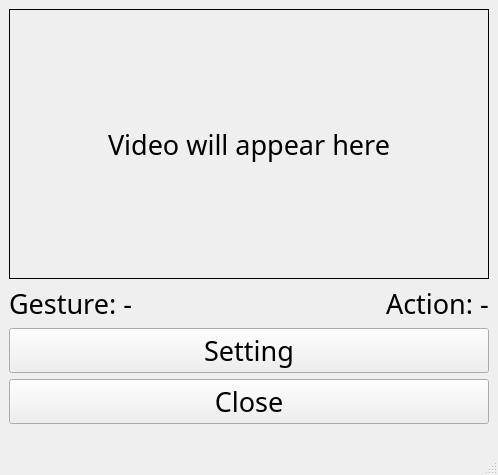
Old version of the form pose.ui in the repository taisuke55/CSCI4250_GroupProject.
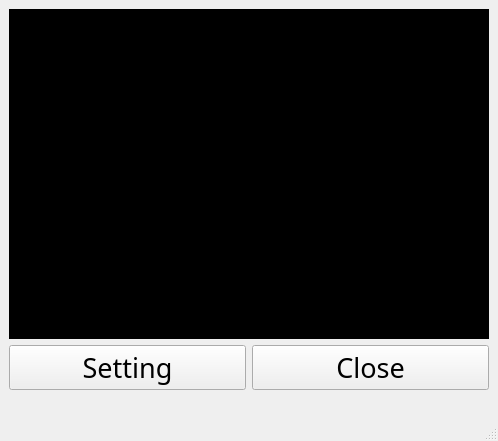
New version of the form.

Commit message: add key setting

What changed in the file:
```diff
--- a/pose.ui
+++ b/pose.ui
@@ -10,12 +10,6 @@
     <height>441</height>
    </rect>
   </property>
-  <property name="maximumSize">
-   <size>
-    <width>6400</width>
-    <height>3200</height>
-   </size>
-  </property>
   <property name="font">
    <font>
     <family>HP Simplified</family>
@@ -31,77 +25,44 @@
    <locale language="English" country="UnitedStates"/>
   </property>
   <widget class="QWidget" name="centralwidget">
-   <layout class="QVBoxLayout" name="verticalLayout" stretch="1,0,0,0">
+   <layout class="QVBoxLayout" name="verticalLayout">
     <item>
      <widget class="QLabel" name="videoLabel">
       <property name="minimumSize">
        <size>
-        <width>480</width>
-        <height>270</height>
+        <width>0</width>
+        <height>0</height>
        </size>
       </property>
-      <property name="maximumSize">
-       <size>
-        <width>16777215</width>
-        <height>16777215</height>
-       </size>
-      </property>
-      <property name="frameShape">
-       <enum>QFrame::Box</enum>
-      </property>
-      <property name="text">
-       <string>Video will appear here</string>
+      <property name="styleSheet">
+       <string notr="true">background-color: rgb(0, 0, 0);</string>
       </property>
       <property name="alignment">
        <set>Qt::AlignCenter</set>
       </property>
+      <property name="text">
+       <string/>
+      </property>
      </widget>
     </item>
     <item>
      <layout class="QHBoxLayout" name="statusLayout">
       <item>
-       <widget class="QLabel" name="gestureLabel">
+       <widget class="QPushButton" name="Setting_Button">
         <property name="text">
-         <string>Gesture: -</string>
+         <string>Setting</string>
         </property>
        </widget>
       </item>
       <item>
-       <spacer name="horizontalSpacer">
-        <property name="orientation">
-         <enum>Qt::Horizontal</enum>
-        </property>
-        <property name="sizeHint" stdset="0">
-         <size>
-          <width>40</width>
-          <height>20</height>
-         </size>
-        </property>
-       </spacer>
-      </item>
-      <item>
-       <widget class="QLabel" name="actionLabel">
+       <widget class="QPushButton" name="Close_Button">
         <property name="text">
-         <string>Action: -</string>
+         <string>Close</string>
         </property>
        </widget>
       </item>
      </layout>
     </item>
-    <item>
-     <widget class="QPushButton" name="Setting_Button">
-      <property name="text">
-       <string>Setting</string>
-      </property>
-     </widget>
-    </item>
-    <item>
-     <widget class="QPushButton" name="Close_Button">
-      <property name="text">
-       <string>Close</string>
-      </property>
-     </widget>
-    </item>
    </layout>
   </widget>
   <widget class="QStatusBar" name="statusbar"/>
```
Left out of the diff: 2 changed lines with no effect on the pictures. The commit also changes 3 other files.
